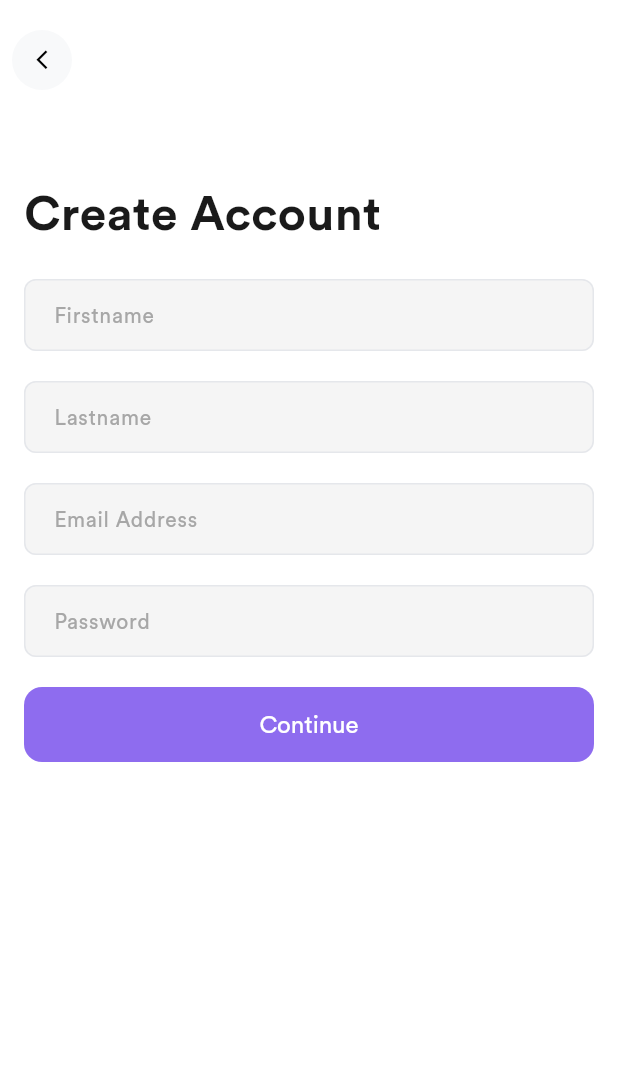
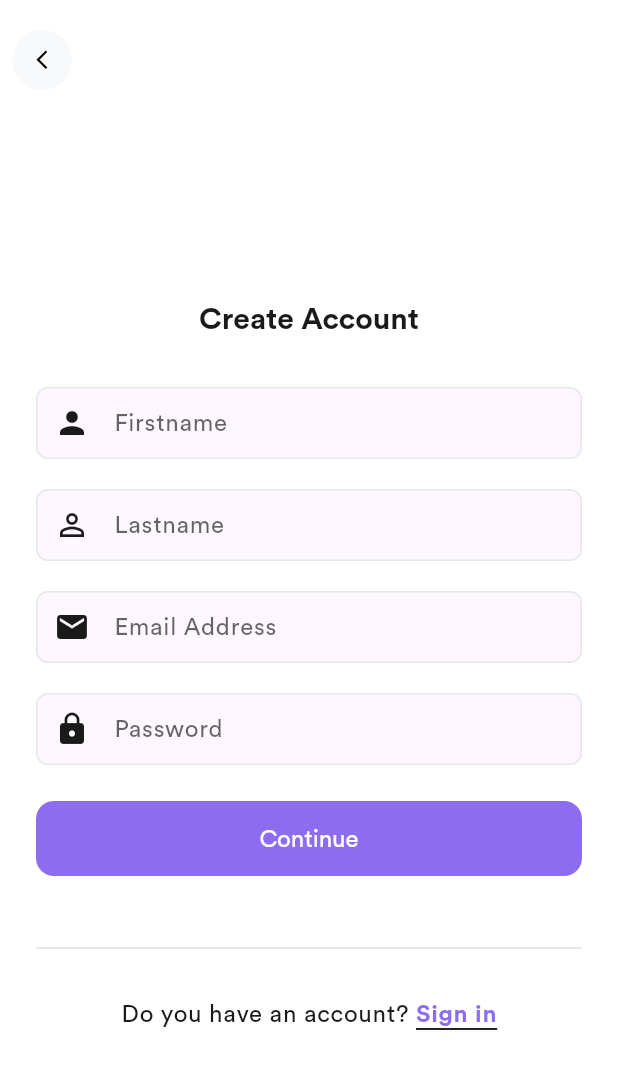
Before and after one commit to DangKhanh2808/ecommerce, a Flutter app: the SignupPage screen opened directly, on a phone screen of 412 x 824 dp. Shown: the top 1069 px of the screen. Run offline on Flutter 3.47's test engine with Material 3 defaults, Android fonts, the phone set to English and light mode, and no system bars; our stand-ins replace bloc, cloud_firestore, dartz, equatable, firebase_auth, firebase_core and 7 more; accounts and stored records are empty; network calls fail; project files that could hold a hidden picture were left out.

Commit message:
Fix: ensure all Providers/BlocProviders are correctly scoped, improve theme contrast for auth UI, and fix navigation issues

```diff
--- a/lib/domain/product/repository/product.dart
+++ b/lib/domain/product/repository/product.dart
@@ -12,4 +12,5 @@ abstract class ProductRepository {
   Future<Either> createProduct(ProductEntity product);
   Future<Either> updateProduct(ProductEntity product);
   Future<Either> deleteProduct(String productId);
+  Future<Either<String, List<ProductEntity>>> getRelatedProducts({required String categoryId, required String excludeProductId});
 }
--- a/lib/presentation/auth/user/views/signup.dart
+++ b/lib/presentation/auth/user/views/signup.dart
@@ -5,6 +5,7 @@ import 'package:ecommerce/data/auth/models/user_creation_req.dart';
 import 'package:ecommerce/presentation/auth/user/views/gender_and_age_selection.dart';
 import 'package:flutter/gestures.dart';
 import 'package:flutter/material.dart';
+import 'package:ecommerce/presentation/auth/user/views/signin.dart';
 
 class SignupPage extends StatelessWidget {
   SignupPage({super.key});
@@ -16,76 +17,123 @@ class SignupPage extends StatelessWidget {
 
   @override
   Widget build(BuildContext context) {
+    final theme = Theme.of(context);
+    final isDark = theme.brightness == Brightness.dark;
     return Scaffold(
       appBar: const BasicAppbar(),
-      body: SingleChildScrollView(
-        padding: const EdgeInsets.symmetric(horizontal: 16, vertical: 40),
+      body: SafeArea(
+        child: Center(
+          child: SingleChildScrollView(
+            padding: const EdgeInsets.symmetric(horizontal: 24, vertical: 40),
             child: Column(
-          crossAxisAlignment: CrossAxisAlignment.start,
+              mainAxisAlignment: MainAxisAlignment.center,
+              crossAxisAlignment: CrossAxisAlignment.center,
               children: [
-            _siginText(),
-            const SizedBox(
-              height: 20,
+                _siginText(theme),
+                const SizedBox(height: 32),
+                _firstNameField(theme),
+                const SizedBox(height: 20),
+                _lastNameField(theme),
+                const SizedBox(height: 20),
+                _emailField(theme),
+                const SizedBox(height: 20),
+                _passwordField(context, theme),
+                const SizedBox(height: 24),
+                _continueButton(context),
+                const SizedBox(height: 32),
+                Divider(height: 32, thickness: 1, color: isDark ? Colors.grey[700] : Colors.grey[300]),
+                const SizedBox(height: 16),
+                _createAccount(context, theme, isDark),
+                const SizedBox(height: 16),
+              ],
             ),
-            _firstNameField(),
-            const SizedBox(
-              height: 20,
           ),
-            _lastNameField(),
-            const SizedBox(
-              height: 20,
-            ),
-            _emailField(),
-            const SizedBox(
-              height: 20,
-            ),
-            _passwordField(context),
-            const SizedBox(
-              height: 20,
-            ),
-            _continueButton(context),
-            const SizedBox(
-              height: 20,
-            ),
-            _createAccount(context)
-          ],
         ),
       ),
     );
   }
 
-  Widget _siginText() {
-    return const Text(
+  Widget _siginText(ThemeData theme) {
+    return Text(
       'Create Account',
-      style: TextStyle(fontSize: 32, fontWeight: FontWeight.bold),
+      style: theme.textTheme.headlineMedium?.copyWith(fontWeight: FontWeight.bold),
     );
   }
 
-  Widget _firstNameField() {
+  Widget _firstNameField(ThemeData theme) {
     return TextField(
       controller: _firstNameCon,
-      decoration: const InputDecoration(hintText: 'Firstname'),
+      style: theme.textTheme.bodyLarge,
+      decoration: InputDecoration(
+        hintText: 'Firstname',
+        hintStyle: theme.textTheme.bodyLarge?.copyWith(color: theme.hintColor),
+        filled: true,
+        fillColor: theme.cardColor,
+        border: OutlineInputBorder(borderRadius: BorderRadius.circular(12)),
+        focusedBorder: OutlineInputBorder(
+          borderRadius: BorderRadius.circular(12),
+          borderSide: BorderSide(color: theme.primaryColor, width: 2),
+        ),
+        prefixIcon: Icon(Icons.person, color: theme.iconTheme.color),
+      ),
     );
   }
 
-  Widget _lastNameField() {
+  Widget _lastNameField(ThemeData theme) {
     return TextField(
       controller: _lastNameCon,
-      decoration: const InputDecoration(hintText: 'Lastname'),
+      style: theme.textTheme.bodyLarge,
+      decoration: InputDecoration(
+        hintText: 'Lastname',
+        hintStyle: theme.textTheme.bodyLarge?.copyWith(color: theme.hintColor),
+        filled: true,
+        fillColor: theme.cardColor,
+        border: OutlineInputBorder(borderRadius: BorderRadius.circular(12)),
+        focusedBorder: OutlineInputBorder(
+          borderRadius: BorderRadius.circular(12),
+          borderSide: BorderSide(color: theme.primaryColor, width: 2),
+        ),
+        prefixIcon: Icon(Icons.person_outline, color: theme.iconTheme.color),
+      ),
     );
   }
 
-  Widget _emailField() {
+  Widget _emailField(ThemeData theme) {
     return TextField(
       controller: _emailCon,
-      decoration: const InputDecoration(hintText: 'Email Address'),
+      style: theme.textTheme.bodyLarge,
+      decoration: InputDecoration(
+        hintText: 'Email Address',
+        hintStyle: theme.textTheme.bodyLarge?.copyWith(color: theme.hintColor),
+        filled: true,
+        fillColor: theme.cardColor,
+        border: OutlineInputBorder(borderRadius: BorderRadius.circular(12)),
+        focusedBorder: OutlineInputBorder(
+          borderRadius: BorderRadius.circular(12),
+          borderSide: BorderSide(color: theme.primaryColor, width: 2),
+        ),
+        prefixIcon: Icon(Icons.email, color: theme.iconTheme.color),
+      ),
     );
   }
 
-  Widget _passwordField(BuildContext context) {
+  Widget _passwordField(BuildContext context, ThemeData theme) {
     return TextField(
       controller: _passwordCon,
-      decoration: const InputDecoration(hintText: 'Password'),
+      style: theme.textTheme.bodyLarge,
+      decoration: InputDecoration(
+        hintText: 'Password',
+        hintStyle: theme.textTheme.bodyLarge?.copyWith(color: theme.hintColor),
+        filled: true,
+        fillColor: theme.cardColor,
+        border: OutlineInputBorder(borderRadius: BorderRadius.circular(12)),
+        focusedBorder: OutlineInputBorder(
+          borderRadius: BorderRadius.circular(12),
+          borderSide: BorderSide(color: theme.primaryColor, width: 2),
+        ),
+        prefixIcon: Icon(Icons.lock, color: theme.iconTheme.color),
+      ),
+      obscureText: true,
     );
   }
 
@@ -105,18 +153,27 @@ class SignupPage extends StatelessWidget {
         title: 'Continue');
   }
 
-  Widget _createAccount(BuildContext context) {
-    return RichText(
-      text: TextSpan(children: [
-        const TextSpan(text: "Do you have an account? "),
+  Widget _createAccount(BuildContext context, ThemeData theme, bool isDark) {
+    return Center(
+      child: RichText(
+        text: TextSpan(
+          children: [
+            TextSpan(text: "Do you have an account? ", style: theme.textTheme.bodyLarge?.copyWith(color: theme.textTheme.bodyLarge?.color)),
             TextSpan(
-            text: 'Signin',
+              text: 'Sign in',
               recognizer: TapGestureRecognizer()
                 ..onTap = () {
-                AppNavigator.pushReplacement(context, SignupPage());
+                  AppNavigator.pushReplacement(context, SigninPage());
                 },
-            style: const TextStyle(fontWeight: FontWeight.bold))
-      ]),
+              style: theme.textTheme.bodyLarge?.copyWith(
+                fontWeight: FontWeight.bold,
+                color: theme.primaryColor,
+                decoration: TextDecoration.underline,
+              ),
+            ),
+          ],
+        ),
+      ),
     );
   }
 }
--- a/lib/presentation/product_detail/pages/product_detail.dart
+++ b/lib/presentation/product_detail/pages/product_detail.dart
@@ -16,6 +16,7 @@ import 'package:ecommerce/presentation/product_detail/widgets/product_title.dart
 import 'package:ecommerce/presentation/product_detail/widgets/review_section.dart';
 import 'package:ecommerce/presentation/product_detail/widgets/selected_color.dart';
 import 'package:ecommerce/presentation/product_detail/widgets/selected_size.dart';
+import 'package:ecommerce/presentation/product_detail/widgets/related_products_section.dart';
 import 'package:ecommerce/service_locator.dart';
 import 'package:flutter/material.dart';
 import 'package:flutter_bloc/flutter_bloc.dart';
@@ -99,6 +100,10 @@ class ProductDetailPage extends StatelessWidget {
                         userId: user.userId,
                         userName: '${user.firstName} ${user.lastName}',
                       ),
+                      RelatedProductsSection(
+                        categoryId: productEntity.categoryId,
+                        excludeProductId: productEntity.productId,
+                      ),
                     ],
                   ),
                 ),
```
Also changed, not shown: lib/common/widgets/product/product_card.dart (+13 -3 lines), lib/data/product/repository/product.dart (+9 -0 lines), lib/data/product/source/product_firebase_service.dart (+18 -0 lines), lib/domain/product/usecases/get_related_products.dart (added, +12 -0 lines), lib/main.dart (+8 -2 lines), lib/presentation/auth/user/views/signin.dart (+44 -38 lines), lib/presentation/home/user/pages/home.dart (+12 -9 lines), lib/presentation/product_detail/widgets/related_products_section.dart (added, +91 -0 lines). Lines whose indentation alone changed are shown as unchanged.
